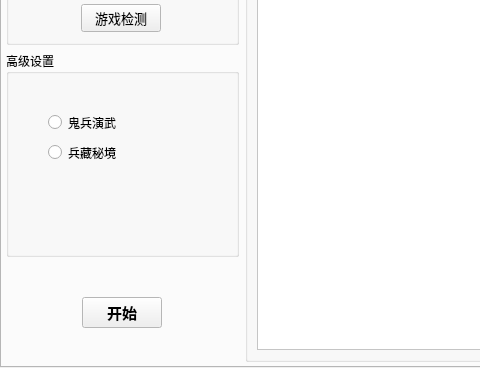
Before: the Qt Designer form src/ui/mainui.ui in AquamarineCyan/OnmyojiDesktopAssistant, drawn with Qt 5; both pictures show x 0 to 480 and y 132 to 500 of the 600 by 500 pixel window.
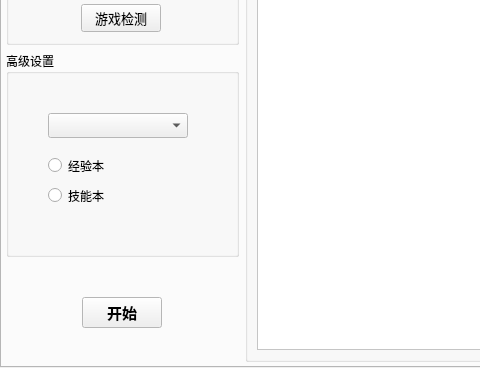
After: the same form once the commit is applied. The open tabs and pages were chosen to show the change.

Commit message: :sparkles: `英杰试炼`新增`藤原道长`的经验本和技能本，且次数最大999次

```diff
--- a/src/ui/mainui.ui
+++ b/src/ui/mainui.ui
@@ -665,13 +665,13 @@
                <property name="geometry">
                 <rect>
                  <x>30</x>
-                 <y>30</y>
-                 <width>98</width>
-                 <height>19</height>
+                 <y>70</y>
+                 <width>100</width>
+                 <height>25</height>
                 </rect>
                </property>
                <property name="text">
-                <string>鬼兵演武</string>
+                <string>经验本</string>
                </property>
                <attribute name="buttonGroup">
                 <string notr="true">buttonGroup_yingjieshilian</string>
@@ -681,18 +681,28 @@
                <property name="geometry">
                 <rect>
                  <x>30</x>
-                 <y>60</y>
-                 <width>98</width>
-                 <height>19</height>
+                 <y>100</y>
+                 <width>100</width>
+                 <height>25</height>
                 </rect>
                </property>
                <property name="text">
-                <string>兵藏秘境</string>
+                <string>技能本</string>
                </property>
                <attribute name="buttonGroup">
                 <string notr="true">buttonGroup_yingjieshilian</string>
                </attribute>
               </widget>
+              <widget class="QComboBox" name="combo_yingjieshilian">
+               <property name="geometry">
+                <rect>
+                 <x>30</x>
+                 <y>30</y>
+                 <width>140</width>
+                 <height>25</height>
+                </rect>
+               </property>
+              </widget>
              </widget>
              <widget class="QWidget" name="_6_huijuan">
               <widget class="QGroupBox" name="groupBox_huijuan_jiejietupo">
```
Left out of the diff: 8 changed lines with no effect on the pictures. The commit also changes 15 other files.
